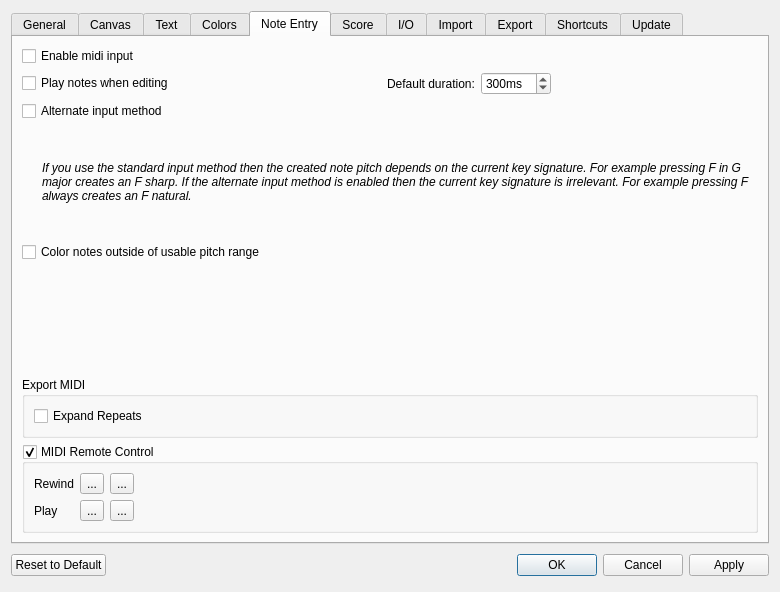
Qt form mscore/mscore/prefsdialog.ui (musescore/musescore-old) before a commit.
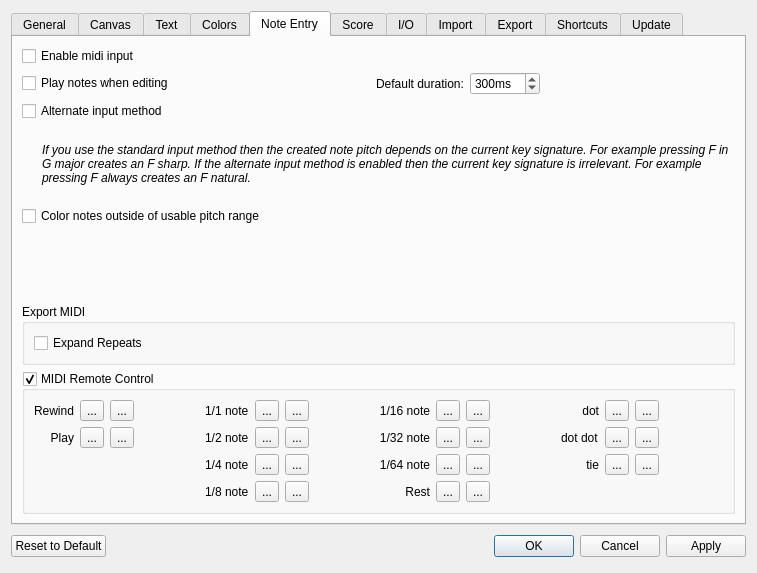
The same form after that commit. The open tabs and pages were chosen to show the change. Icons and pictures are not drawn. Custom widgets are drawn as their Qt base class.

The edit to the form file:
```diff
--- a/mscore/mscore/prefsdialog.ui
+++ b/mscore/mscore/prefsdialog.ui
@@ -6,8 +6,8 @@
    <rect>
     <x>0</x>
     <y>0</y>
-    <width>780</width>
-    <height>592</height>
+    <width>757</width>
+    <height>545</height>
    </rect>
   </property>
   <property name="windowTitle">
@@ -1282,6 +1282,9 @@
             <property name="text">
              <string>Play</string>
             </property>
+            <property name="alignment">
+             <set>Qt::AlignRight|Qt::AlignTrailing|Qt::AlignVCenter</set>
+            </property>
            </widget>
           </item>
           <item row="1" column="1">
@@ -1304,7 +1307,7 @@
             </property>
            </widget>
           </item>
-          <item row="0" column="3">
+          <item row="0" column="15">
            <spacer name="horizontalSpacer_10">
             <property name="orientation">
              <enum>Qt::Horizontal</enum>
@@ -1317,6 +1320,294 @@
             </property>
            </spacer>
           </item>
+          <item row="0" column="4">
+           <widget class="QLabel" name="label_14">
+            <property name="text">
+             <string>1/1 note</string>
+            </property>
+           </widget>
+          </item>
+          <item row="1" column="4">
+           <widget class="QLabel" name="label_16">
+            <property name="text">
+             <string>1/2 note</string>
+            </property>
+           </widget>
+          </item>
+          <item row="0" column="5">
+           <widget class="GreendotButton" name="rca2">
+            <property name="text">
+             <string>...</string>
+            </property>
+           </widget>
+          </item>
+          <item row="1" column="5">
+           <widget class="GreendotButton" name="rca3">
+            <property name="text">
+             <string>...</string>
+            </property>
+           </widget>
+          </item>
+          <item row="0" column="6">
+           <widget class="RecordButton" name="rcr2">
+            <property name="text">
+             <string>...</string>
+            </property>
+           </widget>
+          </item>
+          <item row="1" column="6">
+           <widget class="RecordButton" name="rcr3">
+            <property name="text">
+             <string>...</string>
+            </property>
+           </widget>
+          </item>
+          <item row="2" column="4">
+           <widget class="QLabel" name="label_39">
+            <property name="text">
+             <string>1/4 note</string>
+            </property>
+           </widget>
+          </item>
+          <item row="3" column="4">
+           <widget class="QLabel" name="label_40">
+            <property name="text">
+             <string>1/8 note</string>
+            </property>
+           </widget>
+          </item>
+          <item row="0" column="8">
+           <widget class="QLabel" name="label_41">
+            <property name="text">
+             <string>1/16 note</string>
+            </property>
+            <property name="alignment">
+             <set>Qt::AlignRight|Qt::AlignTrailing|Qt::AlignVCenter</set>
+            </property>
+           </widget>
+          </item>
+          <item row="1" column="8">
+           <widget class="QLabel" name="label_42">
+            <property name="text">
+             <string>1/32 note</string>
+            </property>
+            <property name="alignment">
+             <set>Qt::AlignRight|Qt::AlignTrailing|Qt::AlignVCenter</set>
+            </property>
+           </widget>
+          </item>
+          <item row="2" column="8">
+           <widget class="QLabel" name="label_43">
+            <property name="text">
+             <string>1/64 note</string>
+            </property>
+            <property name="alignment">
+             <set>Qt::AlignRight|Qt::AlignTrailing|Qt::AlignVCenter</set>
+            </property>
+           </widget>
+          </item>
+          <item row="3" column="8">
+           <widget class="QLabel" name="label_44">
+            <property name="text">
+             <string>Rest</string>
+            </property>
+            <property name="alignment">
+             <set>Qt::AlignRight|Qt::AlignTrailing|Qt::AlignVCenter</set>
+            </property>
+           </widget>
+          </item>
+          <item row="0" column="9">
+           <widget class="GreendotButton" name="rca6">
+            <property name="text">
+             <string>...</string>
+            </property>
+           </widget>
+          </item>
+          <item row="0" column="10">
+           <widget class="RecordButton" name="rcr6">
+            <property name="text">
+             <string>...</string>
+            </property>
+           </widget>
+          </item>
+          <item row="1" column="10">
+           <widget class="RecordButton" name="rcr7">
+            <property name="text">
+             <string>...</string>
+            </property>
+           </widget>
+          </item>
+          <item row="2" column="9">
+           <widget class="GreendotButton" name="rca8">
+            <property name="text">
+             <string>...</string>
+            </property>
+           </widget>
+          </item>
+          <item row="2" column="10">
+           <widget class="RecordButton" name="rcr8">
+            <property name="text">
+             <string>...</string>
+            </property>
+           </widget>
+          </item>
+          <item row="3" column="9">
+           <widget class="GreendotButton" name="rca9">
+            <property name="text">
+             <string>...</string>
+            </property>
+           </widget>
+          </item>
+          <item row="2" column="5">
+           <widget class="GreendotButton" name="rca4">
+            <property name="text">
+             <string>...</string>
+            </property>
+           </widget>
+          </item>
+          <item row="2" column="6">
+           <widget class="RecordButton" name="rcr4">
+            <property name="text">
+             <string>...</string>
+            </property>
+           </widget>
+          </item>
+          <item row="3" column="5">
+           <widget class="GreendotButton" name="rca5">
+            <property name="text">
+             <string>...</string>
+            </property>
+           </widget>
+          </item>
+          <item row="3" column="6">
+           <widget class="RecordButton" name="rcr5">
+            <property name="text">
+             <string>...</string>
+            </property>
+           </widget>
+          </item>
+          <item row="0" column="12">
+           <widget class="QLabel" name="label_45">
+            <property name="text">
+             <string>dot</string>
+            </property>
+            <property name="alignment">
+             <set>Qt::AlignRight|Qt::AlignTrailing|Qt::AlignVCenter</set>
+            </property>
+           </widget>
+          </item>
+          <item row="1" column="12">
+           <widget class="QLabel" name="label_46">
+            <property name="text">
+             <string>dot dot</string>
+            </property>
+           </widget>
+          </item>
+          <item row="2" column="12">
+           <widget class="QLabel" name="label_47">
+            <property name="text">
+             <string>tie</string>
+            </property>
+            <property name="alignment">
+             <set>Qt::AlignRight|Qt::AlignTrailing|Qt::AlignVCenter</set>
+            </property>
+           </widget>
+          </item>
+          <item row="0" column="13">
+           <widget class="GreendotButton" name="rca10">
+            <property name="text">
+             <string>...</string>
+            </property>
+           </widget>
+          </item>
+          <item row="0" column="14">
+           <widget class="RecordButton" name="rcr10">
+            <property name="text">
+             <string>...</string>
+            </property>
+           </widget>
+          </item>
+          <item row="1" column="13">
+           <widget class="GreendotButton" name="rca11">
+            <property name="text">
+             <string>...</string>
+            </property>
+           </widget>
+          </item>
+          <item row="1" column="14">
+           <widget class="RecordButton" name="rcr11">
+            <property name="text">
+             <string>...</string>
+            </property>
+           </widget>
+          </item>
+          <item row="2" column="13">
+           <widget class="GreendotButton" name="rca12">
+            <property name="text">
+             <string>...</string>
+            </property>
+           </widget>
+          </item>
+          <item row="2" column="14">
+           <widget class="RecordButton" name="rcr12">
+            <property name="text">
+             <string>...</string>
+            </property>
+           </widget>
+          </item>
+          <item row="1" column="9">
+           <widget class="GreendotButton" name="rca7">
+            <property name="text">
+             <string>...</string>
+            </property>
+           </widget>
+          </item>
+          <item row="3" column="10">
+           <widget class="RecordButton" name="rcr9">
+            <property name="text">
+             <string>...</string>
+            </property>
+           </widget>
+          </item>
+          <item row="0" column="3">
+           <spacer name="horizontalSpacer_11">
+            <property name="orientation">
+             <enum>Qt::Horizontal</enum>
+            </property>
+            <property name="sizeHint" stdset="0">
+             <size>
+              <width>40</width>
+              <height>20</height>
+             </size>
+            </property>
+           </spacer>
+          </item>
+          <item row="0" column="7">
+           <spacer name="horizontalSpacer_12">
+            <property name="orientation">
+             <enum>Qt::Horizontal</enum>
+            </property>
+            <property name="sizeHint" stdset="0">
+             <size>
+              <width>40</width>
+              <height>20</height>
+             </size>
+            </property>
+           </spacer>
+          </item>
+          <item row="0" column="11">
+           <spacer name="horizontalSpacer_13">
+            <property name="orientation">
+             <enum>Qt::Horizontal</enum>
+            </property>
+            <property name="sizeHint" stdset="0">
+             <size>
+              <width>40</width>
+              <height>20</height>
+             </size>
+            </property>
+           </spacer>
+          </item>
          </layout>
         </widget>
        </item>
```
